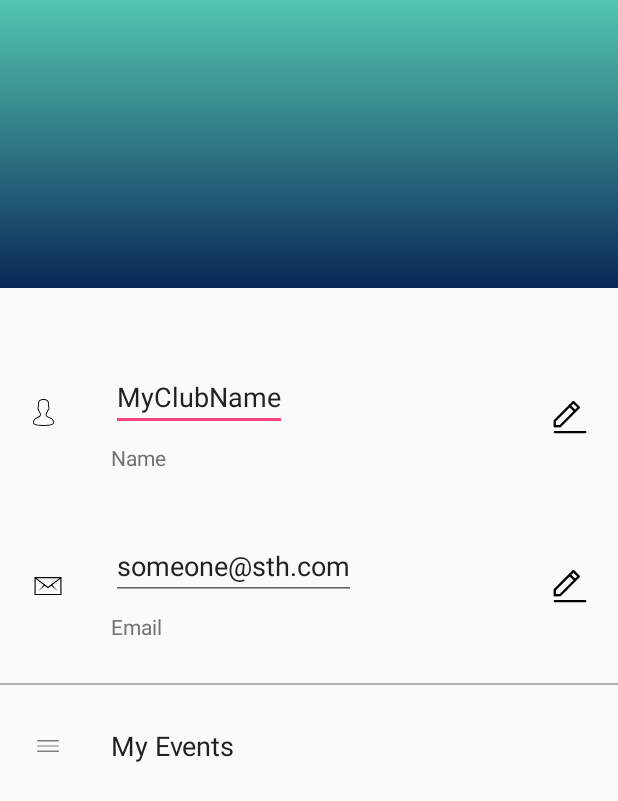
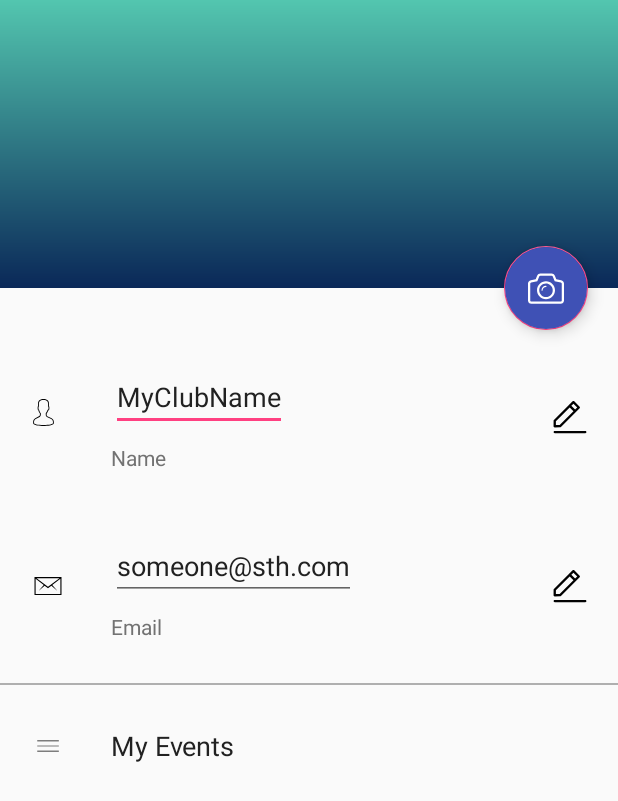
Before and after one commit to zeyadkhaled/evenUClub, an Android app: the layout fragment_profile.xml on its own in the app's theme, with its tools: preview values and no code run, on a phone screen of 412 x 824 dp. Shown: the top 801 px of the screen. Run offline under Robolectric (Android 15) with nearby library versions, the phone set to English and light mode, and no system bars; Roboto replaces fonts that are not available here.

Commit message:
changed fragment profile

```diff
--- a/app/src/main/res/layout/fragment_profile.xml
+++ b/app/src/main/res/layout/fragment_profile.xml
@@ -1,242 +1,19 @@
-<!--<?xml version="1.0" encoding="utf-8"?>-->
-<!--<android.support.design.widget.CoordinatorLayout-->
-    <!--android:id="@+id/profileLayout"-->
-    <!--xmlns:android="http://schemas.android.com/apk/res/android"-->
-    <!--xmlns:tools="http://schemas.android.com/tools"-->
-    <!--android:layout_width="match_parent"-->
-    <!--android:layout_height="match_parent"-->
-    <!--tools:context=".fragments.ProfileFragment"-->
-    <!--xmlns:app="http://schemas.android.com/apk/res-auto">-->
-<!--android:fitsSystemWindows="true">-->
-
-    <!--<LinearLayout-->
-        <!--android:layout_width="match_parent"-->
-        <!--android:layout_height="wrap_content"-->
-        <!--android:orientation="vertical">-->
-
-        <!--<android.support.design.widget.AppBarLayout-->
-            <!--android:id="@+id/appbar"-->
-            <!--android:layout_width="match_parent"-->
-            <!--android:layout_height="192dp"-->
-            <!--android:fitsSystemWindows="true"-->
-            <!--android:theme="@style/ThemeOverlay.AppCompat.Dark.ActionBar">-->
-
-
-            <!--<android.support.design.widget.CollapsingToolbarLayout-->
-                <!--android:id="@+id/collapsing_toolbar"-->
-                <!--android:layout_width="match_parent"-->
-                <!--android:layout_height="match_parent"-->
-                <!--android:fitsSystemWindows="true"-->
-                <!--app:contentScrim="?attr/colorPrimary"-->
-                <!--app:expandedTitleMarginBottom="32dp"-->
-                <!--app:expandedTitleMarginEnd="64dp"-->
-                <!--app:expandedTitleMarginStart="48dp"-->
-                <!--app:layout_scrollFlags="scroll|exitUntilCollapsed">-->
-
-
-                <!--<ImageView-->
-                    <!--android:id="@+id/profile_image"-->
-                    <!--android:layout_width="match_parent"-->
-                    <!--android:layout_height="match_parent"-->
-                    <!--android:background="@drawable/bg_main_screen"-->
-                    <!--android:fitsSystemWindows="true"-->
-                    <!--android:scaleType="centerCrop"-->
-                    <!--app:layout_collapseMode="parallax" />-->
-
-
-                <!--<android.support.v7.widget.Toolbar-->
-                    <!--android:id="@+id/anim_toolbar"-->
-                    <!--android:layout_width="match_parent"-->
-                    <!--android:layout_height="?attr/actionBarSize"-->
-                    <!--app:layout_collapseMode="pin"-->
-                    <!--app:popupTheme="@style/ThemeOverlay.AppCompat.Light" />-->
-            <!--</android.support.design.widget.CollapsingToolbarLayout>-->
-
-        <!--</android.support.design.widget.AppBarLayout>-->
-
-        <!--<RelativeLayout-->
-            <!--android:layout_width="match_parent"-->
-            <!--android:layout_height="wrap_content"-->
-            <!--android:layout_marginTop="30dp"-->
-            <!--android:background="?attr/selectableItemBackground"-->
-            <!--android:clickable="true"-->
-            <!--android:padding="20dp">-->
-
-            <!--<ImageView-->
-                <!--android:id="@+id/ivContactItem1"-->
-                <!--android:layout_width="wrap_content"-->
-                <!--android:layout_height="wrap_content"-->
-                <!--android:layout_centerVertical="true"-->
-                <!--android:layout_marginEnd="20dp"-->
-                <!--android:layout_marginRight="10dp"-->
-                <!--android:src="@drawable/ic_user" />-->
-
-            <!--<TextView-->
-                <!--android:id="@+id/tvNumber1"-->
-                <!--android:layout_width="wrap_content"-->
-                <!--android:layout_height="wrap_content"-->
-                <!--android:layout_marginLeft="10dp"-->
-                <!--android:layout_marginStart="10dp"-->
-                <!--android:layout_toEndOf="@id/ivContactItem1"-->
-                <!--android:layout_toRightOf="@id/ivContactItem1"-->
-                <!--android:text="MyClubName"-->
-                <!--android:textAppearance="@style/TextAppearance.AppCompat.Medium"-->
-                <!--android:textColor="#212121" />-->
-
-            <!--<TextView-->
-                <!--android:layout_width="wrap_content"-->
-                <!--android:layout_height="wrap_content"-->
-                <!--android:layout_below="@id/tvNumber1"-->
-                <!--android:layout_marginLeft="10dp"-->
-                <!--android:layout_marginStart="10dp"-->
-                <!--android:layout_marginTop="8dp"-->
-                <!--android:layout_toEndOf="@id/ivContactItem1"-->
-                <!--android:layout_toRightOf="@id/ivContactItem1"-->
-                <!--android:text="Name"-->
-                <!--android:textAppearance="@style/TextAppearance.AppCompat.Small"-->
-                <!--android:textColor="#727272" />-->
-
-            <!--<ToggleButton-->
-                <!--android:id="@+id/chkState1"-->
-                <!--android:layout_width="24dp"-->
-                <!--android:layout_height="24dp"-->
-                <!--android:layout_alignParentEnd="true"-->
-                <!--android:layout_alignParentRight="true"-->
-                <!--android:layout_centerVertical="true"-->
-                <!--android:layout_marginLeft="10dp"-->
-                <!--android:layout_marginStart="10dp"-->
-                <!--android:background="@drawable/ic_edit"-->
-                <!--android:checked="true"-->
-                <!--android:padding="6dp"-->
-                <!--android:textOff=""-->
-                <!--android:textOn="" />-->
-
-        <!--</RelativeLayout>-->
-
-        <!--<RelativeLayout-->
-            <!--android:layout_width="match_parent"-->
-            <!--android:layout_height="wrap_content"-->
-            <!--android:background="?attr/selectableItemBackground"-->
-            <!--android:clickable="true"-->
-            <!--android:padding="20dp">-->
-
-            <!--<ImageView-->
-                <!--android:id="@+id/ivContactItem2"-->
-                <!--android:layout_width="wrap_content"-->
-                <!--android:layout_height="wrap_content"-->
-                <!--android:layout_centerVertical="true"-->
-                <!--android:layout_marginEnd="20dp"-->
-                <!--android:layout_marginRight="10dp"-->
-                <!--android:src="@drawable/ic_email" />-->
-
-            <!--<TextView-->
-                <!--android:id="@+id/tvNumber2"-->
-                <!--android:layout_width="wrap_content"-->
-                <!--android:layout_height="wrap_content"-->
-                <!--android:layout_marginLeft="10dp"-->
-                <!--android:layout_marginStart="10dp"-->
-                <!--android:layout_toEndOf="@id/ivContactItem2"-->
-                <!--android:layout_toRightOf="@id/ivContactItem2"-->
-                <!--android:text="someone@sth.com"-->
-                <!--android:textAppearance="@style/TextAppearance.AppCompat.Medium"-->
-                <!--android:textColor="#212121" />-->
-
-            <!--<TextView-->
-                <!--android:layout_width="wrap_content"-->
-                <!--android:layout_height="wrap_content"-->
-                <!--android:layout_below="@id/tvNumber2"-->
-                <!--android:layout_marginLeft="10dp"-->
-                <!--android:layout_marginStart="10dp"-->
-                <!--android:layout_marginTop="8dp"-->
-                <!--android:layout_toEndOf="@id/ivContactItem2"-->
-                <!--android:layout_toRightOf="@id/ivContactItem2"-->
-                <!--android:text="Email"-->
-                <!--android:textAppearance="@style/TextAppearance.AppCompat.Small"-->
-                <!--android:textColor="#727272" />-->
-
-            <!--<ToggleButton-->
-                <!--android:id="@+id/chkState2"-->
-                <!--android:layout_width="24dp"-->
-                <!--android:layout_height="24dp"-->
-                <!--android:layout_alignParentEnd="true"-->
-                <!--android:layout_alignParentRight="true"-->
-                <!--android:layout_centerVertical="true"-->
-                <!--android:layout_marginLeft="10dp"-->
-                <!--android:layout_marginStart="10dp"-->
-                <!--android:background="@drawable/ic_edit"-->
-                <!--android:checked="true"-->
-                <!--android:padding="6dp"-->
-                <!--android:textOff=""-->
-                <!--android:textOn="" />-->
-
-        <!--</RelativeLayout>-->
-
-        <!--<View-->
-            <!--android:id="@+id/item_divider"-->
-            <!--android:layout_width="match_parent"-->
-            <!--android:layout_height="1dp"-->
-            <!--android:layout_marginBottom="8dp"-->
-            <!--android:layout_marginTop="8dp"-->
-            <!--android:background="#afafaf" />-->
-
-
-        <!--<RelativeLayout-->
-            <!--android:layout_width="match_parent"-->
-            <!--android:layout_height="wrap_content"-->
-            <!--android:background="?attr/selectableItemBackground"-->
-            <!--android:clickable="true"-->
-            <!--android:padding="20dp">-->
-
-            <!--<ImageView-->
-                <!--android:id="@+id/ivContactItem3"-->
-                <!--android:layout_width="wrap_content"-->
-                <!--android:layout_height="wrap_content"-->
-                <!--android:layout_centerVertical="true"-->
-                <!--android:layout_marginEnd="20dp"-->
-                <!--android:layout_marginRight="10dp"-->
-                <!--android:src="@drawable/ic_list" />-->
-
-            <!--<TextView-->
-                <!--android:id="@+id/event_txt_myevents"-->
-                <!--android:layout_width="wrap_content"-->
-                <!--android:layout_height="wrap_content"-->
-                <!--android:layout_marginLeft="10dp"-->
-                <!--android:layout_marginStart="10dp"-->
-                <!--android:layout_toEndOf="@id/ivContactItem3"-->
-                <!--android:layout_toRightOf="@id/ivContactItem3"-->
-                <!--android:text="My Events"-->
-                <!--android:textAppearance="@style/TextAppearance.AppCompat.Medium"-->
-                <!--android:textColor="#212121" />-->
-
-
-        <!--</RelativeLayout>-->
-
-
-    <!--</LinearLayout>-->
-
-
-<!--<android.support.design.widget.FloatingActionButton-->
-    <!--android:layout_width="wrap_content"-->
-    <!--android:layout_height="wrap_content"-->
-    <!--android:layout_margin="20dp"-->
-    <!--android:clickable="true"-->
-    <!--android:backgroundTint="@color/colorPrimary"-->
-    <!--android:src="@drawable/ic_camera"-->
-    <!--app:layout_anchor="@+id/appbar"-->
-    <!--app:layout_anchorGravity="bottom|right|end" />-->
-
-<!--</android.support.design.widget.CoordinatorLayout>-->
-
-
-
-
-<LinearLayout
+<?xml version="1.0" encoding="utf-8"?>
+<ScrollView
     android:id="@+id/profileLayout"
     xmlns:android="http://schemas.android.com/apk/res/android"
     xmlns:tools="http://schemas.android.com/tools"
+    android:layout_width="match_parent"
+    android:layout_height="match_parent"
     tools:context=".fragments.ProfileFragment"
     xmlns:app="http://schemas.android.com/apk/res-auto"
-    android:fitsSystemWindows="true"
+    android:fitsSystemWindows="true">
+
+    <android.support.design.widget.CoordinatorLayout
+        android:layout_width="match_parent"
+        android:layout_height="match_parent">
+
+        <LinearLayout
             android:layout_width="match_parent"
             android:layout_height="wrap_content"
             android:orientation="vertical">
@@ -270,7 +47,15 @@
                         android:scaleType="centerCrop"
                         app:layout_collapseMode="parallax" />
 
+
+                    <android.support.v7.widget.Toolbar
+                        android:id="@+id/anim_toolbar"
+                        android:layout_width="match_parent"
+                        android:layout_height="?attr/actionBarSize"
+                        app:layout_collapseMode="pin"
+                        app:popupTheme="@style/ThemeOverlay.AppCompat.Light" />
                 </android.support.design.widget.CollapsingToolbarLayout>
+
             </android.support.design.widget.AppBarLayout>
 
             <RelativeLayout
@@ -428,4 +213,69 @@
 
             </RelativeLayout>
 
+
         </LinearLayout>
+
+
+        <android.support.design.widget.FloatingActionButton
+            android:layout_width="wrap_content"
+            android:layout_height="wrap_content"
+            android:layout_margin="20dp"
+            android:clickable="true"
+            android:backgroundTint="@color/colorPrimary"
+            android:src="@drawable/ic_camera"
+            app:layout_anchor="@+id/appbar"
+            app:layout_anchorGravity="bottom|right|end" />
+
+    </android.support.design.widget.CoordinatorLayout>
+
+</ScrollView>
+
+
+
+
+<!--<LinearLayout-->
+    <!--android:id="@+id/profileLayout"-->
+    <!--xmlns:android="http://schemas.android.com/apk/res/android"-->
+    <!--xmlns:tools="http://schemas.android.com/tools"-->
+    <!--tools:context=".fragments.ProfileFragment"-->
+    <!--xmlns:app="http://schemas.android.com/apk/res-auto"-->
+    <!--android:fitsSystemWindows="true"-->
+    <!--android:layout_width="match_parent"-->
+    <!--android:layout_height="wrap_content"-->
+    <!--android:orientation="vertical">-->
+
+    <!--<android.support.design.widget.AppBarLayout-->
+        <!--android:id="@+id/appbar"-->
+        <!--android:layout_width="match_parent"-->
+        <!--android:layout_height="192dp"-->
+        <!--android:fitsSystemWindows="true"-->
+        <!--android:theme="@style/ThemeOverlay.AppCompat.Dark.ActionBar">-->
+
+
+        <!--<android.support.design.widget.CollapsingToolbarLayout-->
+            <!--android:id="@+id/collapsing_toolbar"-->
+            <!--android:layout_width="match_parent"-->
+            <!--android:layout_height="match_parent"-->
+            <!--android:fitsSystemWindows="true"-->
+            <!--app:contentScrim="?attr/colorPrimary"-->
+            <!--app:expandedTitleMarginBottom="32dp"-->
+            <!--app:expandedTitleMarginEnd="64dp"-->
+            <!--app:expandedTitleMarginStart="48dp"-->
+            <!--app:layout_scrollFlags="scroll|exitUntilCollapsed">-->
+
+
+            <!--<ImageView-->
+                <!--android:id="@+id/profile_image"-->
+                <!--android:layout_width="match_parent"-->
+                <!--android:layout_height="match_parent"-->
+                <!--android:background="@drawable/bg_main_screen"-->
+                <!--android:fitsSystemWindows="true"-->
+                <!--android:scaleType="centerCrop"-->
+                <!--app:layout_collapseMode="parallax" />-->
+
+        <!--</android.support.design.widget.CollapsingToolbarLayout>-->
+    <!--</android.support.design.widget.AppBarLayout>-->
+
+ <!---->
+<!--</LinearLayout>-->
```
Lines whose indentation alone changed are shown as unchanged.
